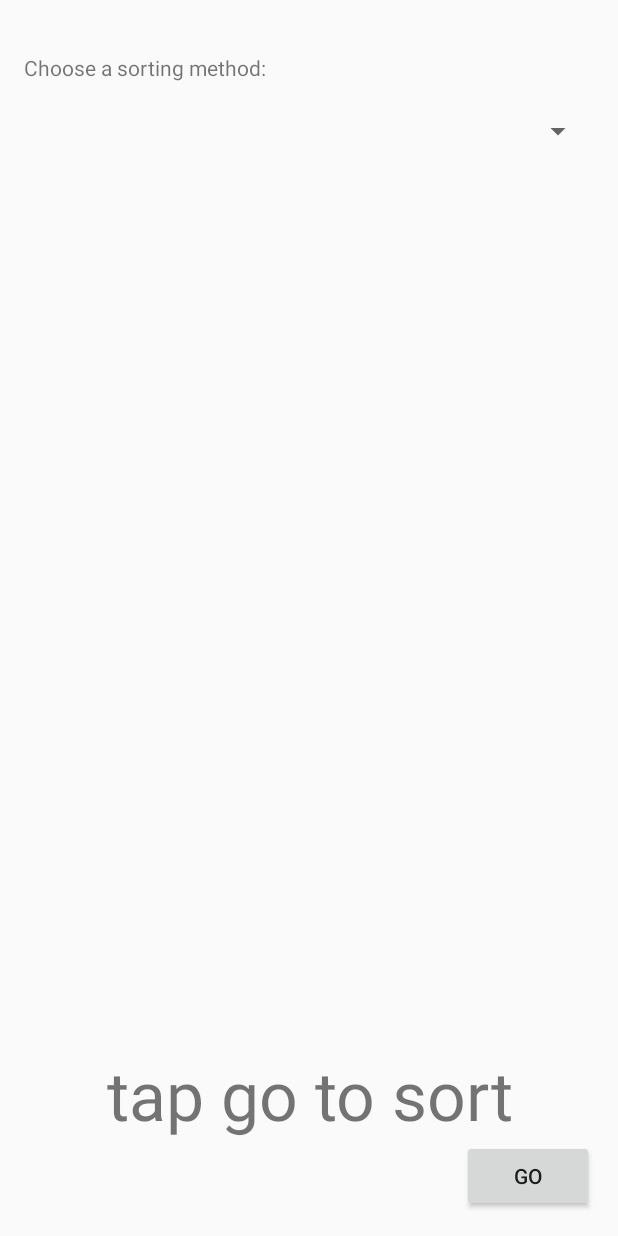
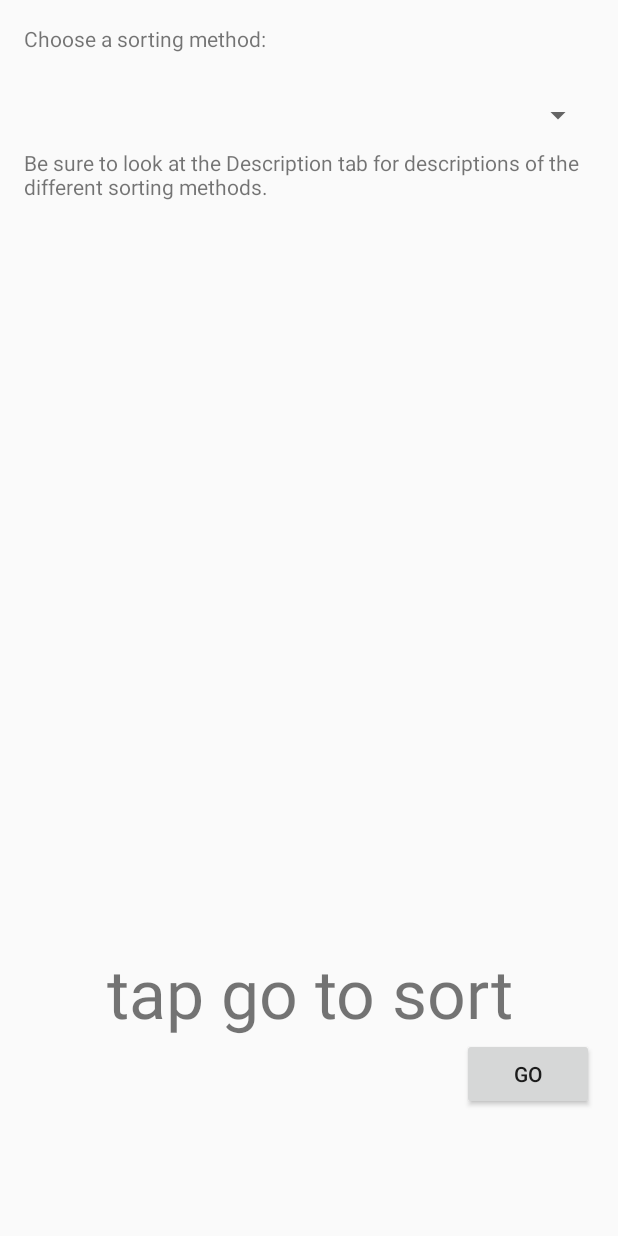
Before and after one commit to mackenzie-o/TheSortingGuide, an Android app: the layout fragment_main.xml on its own in the app's theme, with its tools: preview values and no code run, on a phone screen of 412 x 824 dp. Run offline under Robolectric (Android 15) with nearby library versions, the phone set to English and light mode, and no system bars.

Commit message:
Added new fragment, descriptions alligned with spinner, pseudo code in works

```diff
--- a/app/src/main/java/com/msu_software_factory/thesortingguide/NavigationDrawerFragment.java
+++ b/app/src/main/java/com/msu_software_factory/thesortingguide/NavigationDrawerFragment.java
@@ -104,6 +104,7 @@ public class NavigationDrawerFragment extends Fragment {
                 new String[]{
                         "About",
                         "Sort",
+                        "Descriptions",
                         "Settings",
                 }));
         mDrawerListView.setItemChecked(mCurrentSelectedPosition, true);
--- a/app/src/main/res/layout/activity_main_screen.xml
+++ b/app/src/main/res/layout/activity_main_screen.xml
@@ -9,4 +9,6 @@
     <TextView android:layout_width="wrap_content"
         android:layout_height="wrap_content" />
 
+
+
 </RelativeLayout>
--- a/app/src/main/res/layout/fragment_main.xml
+++ b/app/src/main/res/layout/fragment_main.xml
@@ -5,24 +5,18 @@
     android:paddingTop="@dimen/activity_vertical_margin"
     android:paddingBottom="@dimen/activity_vertical_margin"
     android:orientation="vertical"
-    tools:context=".MainActivity$PlaceholderFragment">
+    tools:context=".MainActivity$PlaceholderFragment"
+    android:weightSum="1">
+
+    <TextView
+        android:layout_marginBottom="10dp"
+        android:layout_width="wrap_content"
+        android:layout_height="wrap_content"
+        android:text="Choose a sorting method: "
+        android:id="@+id/sort_prompt" />
 
     <TextView android:id="@+id/section_label" android:layout_width="wrap_content"
         android:layout_height="wrap_content" />
-
-    <LinearLayout
-        android:layout_width="match_parent"
-        android:layout_height="40dp"
-        android:weightSum="1"
-        android:id="@+id/sort_prompt_holder">
-
-        <TextView
-            android:layout_width="wrap_content"
-            android:layout_height="wrap_content"
-            android:text="Choose a sorting method: "
-            android:id="@+id/sort_prompt" />
-
-    </LinearLayout>
 
     <LinearLayout
         android:layout_width="match_parent"
@@ -34,20 +28,31 @@
             android:layout_height="wrap_content"
             android:id="@+id/sortChoice"
             android:layout_weight="1"
-            android:layout_gravity="center_vertical" />
+            android:layout_gravity="center_vertical"
+            />
 
             />
     </LinearLayout>
 
+    <LinearLayout
+        android:layout_width="match_parent"
+        android:layout_height="wrap_content"></LinearLayout>
+
+
+    <TextView
+        android:layout_width="wrap_content"
+        android:layout_height="wrap_content"
+        android:text="Be sure to look at the Description tab for descriptions of the different sorting methods."
+        android:layout_marginTop="10dp"/>
+
     <TextView
         android:layout_width="match_parent"
         android:layout_height="wrap_content"
-        android:layout_weight="0.21"
-        android:layout_gravity="center"
         android:gravity="center|bottom"
         android:text="tap go to sort"
         android:id="@+id/result_text"
-        android:textSize="@dimen/abc_text_size_display_2_material"/>
+        android:textSize="@dimen/abc_text_size_display_2_material"
+        android:layout_weight="0.88" />
 
     <Button
         android:layout_width="wrap_content"
--- a/app/src/main/res/values/styles.xml
+++ b/app/src/main/res/values/styles.xml
@@ -4,5 +4,8 @@
     <style name="AppTheme" parent="Base.Theme.AppCompat.Light.DarkActionBar">
         <!-- Customize your theme here. -->
     </style>
+    <style name="tabThing" parent="AppTheme">
+        <item name="android:textSize">5sp</item>
+    </style>
 
 </resources>
```
Also changed, not shown: app/src/main/java/com/msu_software_factory/thesortingguide/Descriptions.java (added, +67 -0 lines), app/src/main/java/com/msu_software_factory/thesortingguide/MainActivity.java (+37 -15 lines), app/src/main/res/drawable-hdpi/sorting_unit.xml (added, +12 -0 lines), app/src/main/res/layout/fragment_descriptions.xml (added, +51 -0 lines), app/src/main/res/values/strings.xml (+9 -0 lines), gradle.properties (deleted, +0 -18 lines), gradle/wrapper/gradle-wrapper.properties (deleted), 1 other file.
